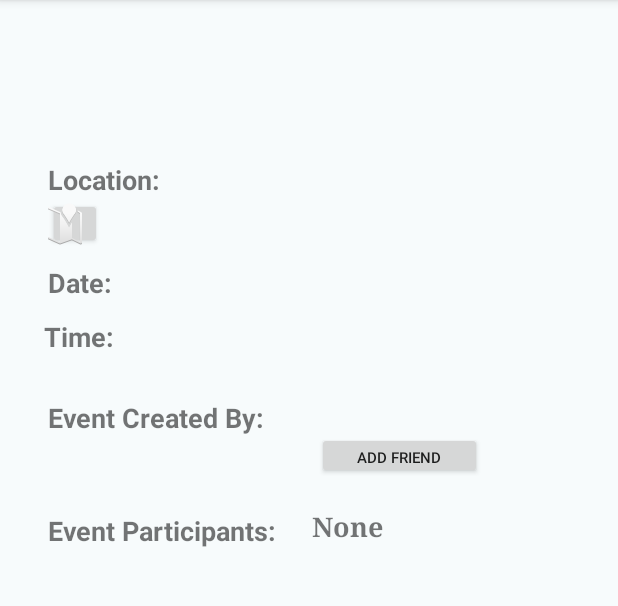
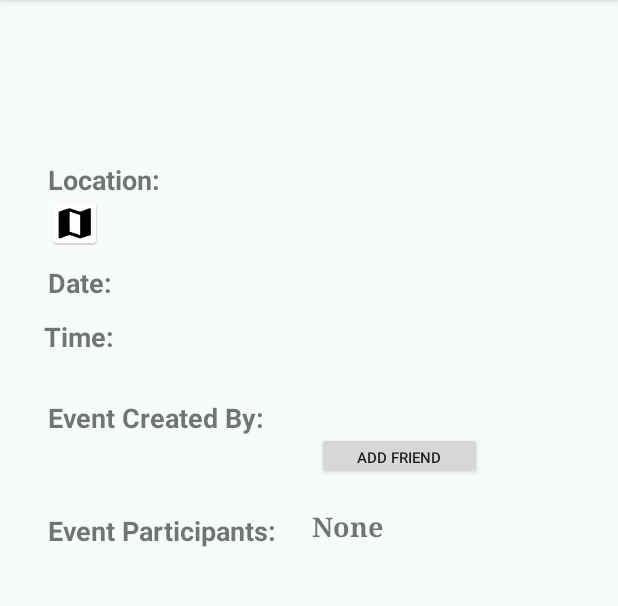
Before and after one commit to Leksha/StudyBuddy, an Android app: the EventDescription screen opened directly, with no data from a screen before it, on a phone screen of 412 x 824 dp, the part 84-690 px from its top. Run offline under Robolectric (Android 15) with nearby library versions, the phone set to English and light mode, and no system bars; our stand-ins replace Firebase (no records; nobody signed in at launch, a user with empty details on screens opened directly); 1 statement that could not run was skipped.

Commit message:
Changed the icon maps

```diff
--- a/StudyBuddy/app/src/main/res/layout/activity_event_description.xml
+++ b/StudyBuddy/app/src/main/res/layout/activity_event_description.xml
@@ -87,7 +87,7 @@
         android:layout_marginEnd="8dp"
         android:layout_marginStart="32dp"
         android:layout_weight="0.01"
-        android:drawableRight="@android:drawable/ic_dialog_map"
+        android:background="@mipmap/ic_map"
         android:layout_marginLeft="32dp"
         app:layout_constraintLeft_toLeftOf="parent"
         android:layout_marginTop="0dp"
```
